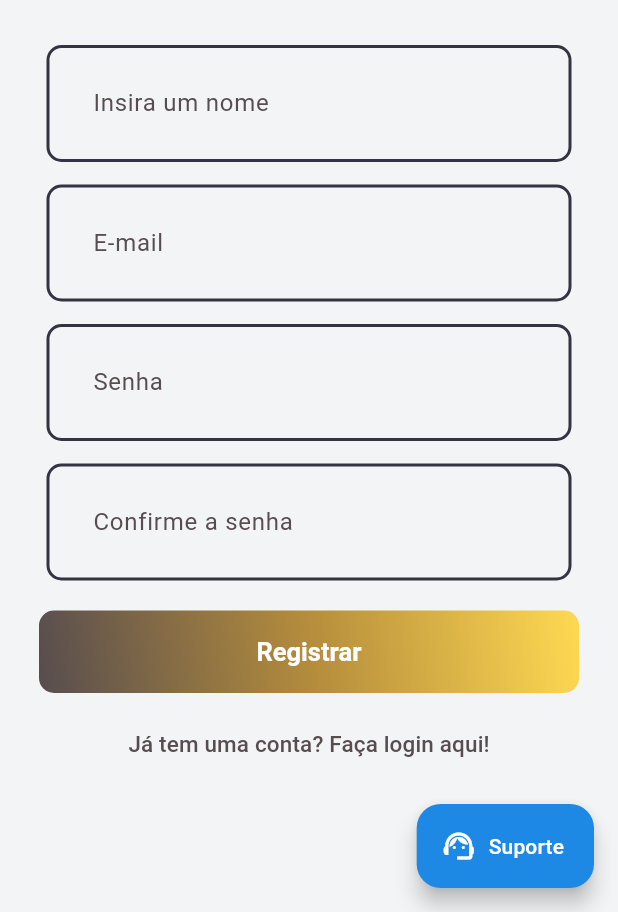
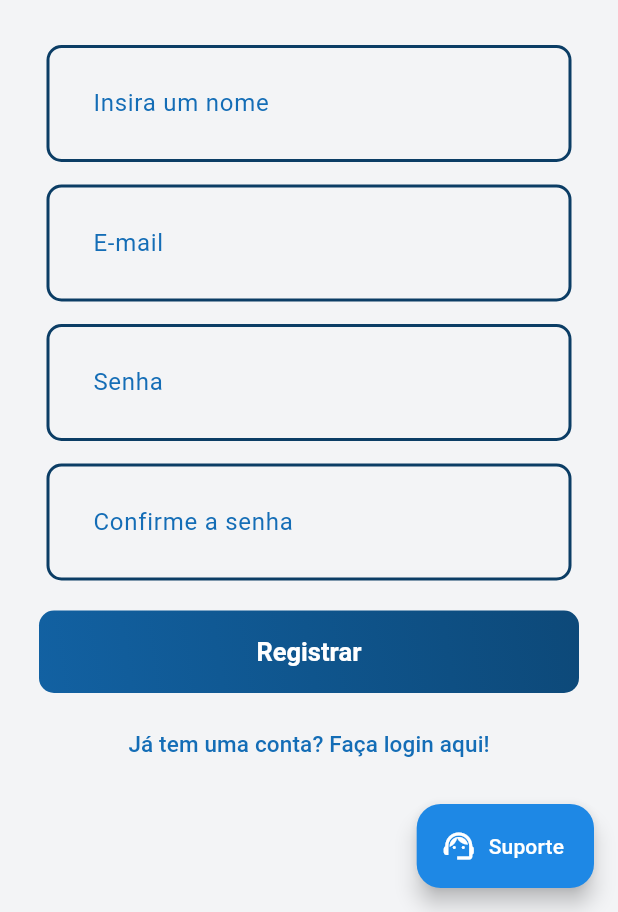
Before and after one commit to JotapeCruzz/MyCommerceStore, a Flutter app: the RegisterScreen screen opened by its route, on a phone screen of 412 x 824 dp, the part 324-1236 px from its top. Run offline on Flutter 3.47's test engine with Material 3 defaults, Android fonts, the phone set to English and light mode, and no system bars; our stand-ins replace firebase_auth, firebase_core, flutter_svg, qr_flutter; accounts and stored records are empty; generated files the repository leaves out were written again; network calls fail.

Commit message:
refatorando páginas e paleta de cores

```diff
--- a/lib/colors.dart
+++ b/lib/colors.dart
@@ -1,13 +1,18 @@
 import 'package:flutter/material.dart';
 
+
 class Palette {
-  static const Color backgroundColor = Color.fromARGB(255, 255, 233, 153);
-  static const Color kSecondaryColor = Color.fromARGB(255, 87, 77, 79);
-  static const Color gradient1 = Color.fromARGB(255, 87, 77, 79);
-  static const Color gradient2 = Color.fromARGB(255, 180, 140, 60);
-  static const Color gradient3 = Color.fromARGB(255, 255, 217, 82);
-  static const Color borderColor = Color.fromARGB(255, 52, 51, 67);
-  static const Color whiteColor = Colors.white;
-  static const Color buttonColor = Color.fromARGB(255, 255, 217, 82);
+  static const Color appBarColor = Color.fromARGB(255, 22, 121, 202); // #1679CA
+  static const Color borderColor = Color.fromARGB(255, 11, 61, 101); // #0B3D65
+  static const Color kSecondaryColor = Color.fromARGB(255, 20, 109, 182); // #146DB6
+  static const Color gradient1 = Color.fromARGB(255, 18, 97, 162); // #1261A2
+  static const Color gradient2 = Color.fromARGB(255, 15, 85, 141); // #0F558D
+  static const Color gradient3 = Color.fromARGB(255, 13, 73, 121); // #0D4979
+  static const Color gradient4 = Color.fromARGB(255, 9, 48, 81); // #093051
+  static const Color gradient5 = Color.fromARGB(255, 7, 36, 61); // #07243D
+  static const Color gradient6 = Color.fromARGB(255, 4, 24, 40); // #041828
+  static const Color gradient7 = Color.fromARGB(255, 2, 12, 20); // #020C14
 
+  static const Color blackColor = Color.fromARGB(255, 0, 0, 0); // #000000
+  static const Color whiteColor = Colors.white; // #FFFFFF
 }
--- a/lib/routes/routes.dart
+++ b/lib/routes/routes.dart
@@ -6,8 +6,8 @@ import 'package:ecommerce_my_store/pages/login_screen.dart';
 import 'package:ecommerce_my_store/pages/register_screen.dart';
 import 'package:ecommerce_my_store/pages/support_screen.dart';
 import 'package:ecommerce_my_store/pages/product_register.dart';
-import 'package:ecommerce_my_store/pages/tela_carrinho.dart';
-import 'package:ecommerce_my_store/pages/tela_pagamento.dart';
+import 'package:ecommerce_my_store/pages/kart_screen.dart';
+import 'package:ecommerce_my_store/pages/payment_screen.dart';
 
 // Classe responsável por centralizar e gerenciar todas as rotas do aplicativo.
 // Isso ajuda a manter a navegação organizada e fácil de manter.
@@ -29,7 +29,7 @@ class Routes {
     register: (context) => RegisterScreen(),
     support: (context) => const SupportScreen(),
     productRegister: (context) => const ProductRegisterScreen(),
-    cart: (context) => const CartScreen(), // mapeei a rota do carrinho
+    cart: (context) => const CartScreen(),
     pagamento: (context) => const PagamentoScreen(),
   };
 }
```
Also changed, not shown: lib/pages/kart_screen.dart (renamed from lib/pages/tela_carrinho.dart), lib/pages/payment_screen.dart (renamed from lib/pages/tela_pagamento.dart).
